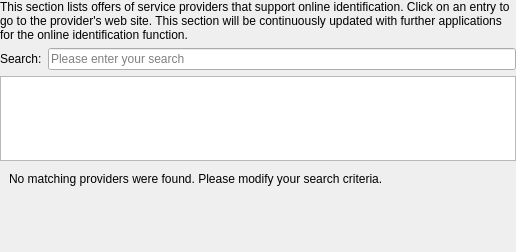
Above: src/ui/widget/ProviderWidget.ui from Governikus/AusweisApp before the change. Below: the same form after it.
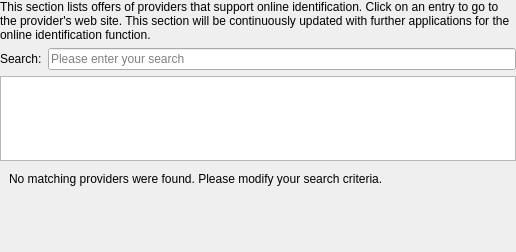
That is the form after the change.

```diff
--- a/src/ui/widget/ProviderWidget.ui
+++ b/src/ui/widget/ProviderWidget.ui
@@ -34,7 +34,7 @@
         <string>This section lists offers of service providers that support online identification. Click on an entry to go to the provider's web site. This section will be continuously updated with further applications for the online identification function.</string>
        </property>
        <property name="text">
-        <string>This section lists offers of service providers that support online identification. Click on an entry to go to the provider's web site. This section will be continuously updated with further applications for the online identification function.</string>
+        <string>This section lists offers of providers that support online identification. Click on an entry to go to the provider's web site. This section will be continuously updated with further applications for the online identification function.</string>
        </property>
        <property name="wordWrap">
         <bool>true</bool>
```
Left out of the diff: 2 changed lines with no effect on the pictures.
